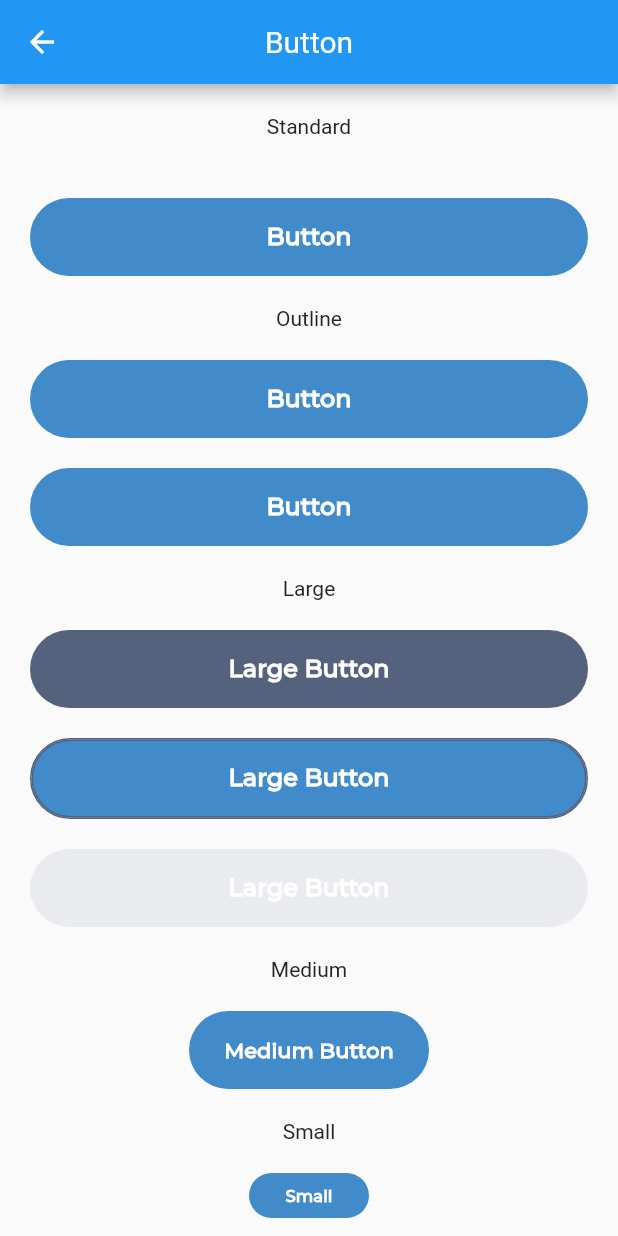
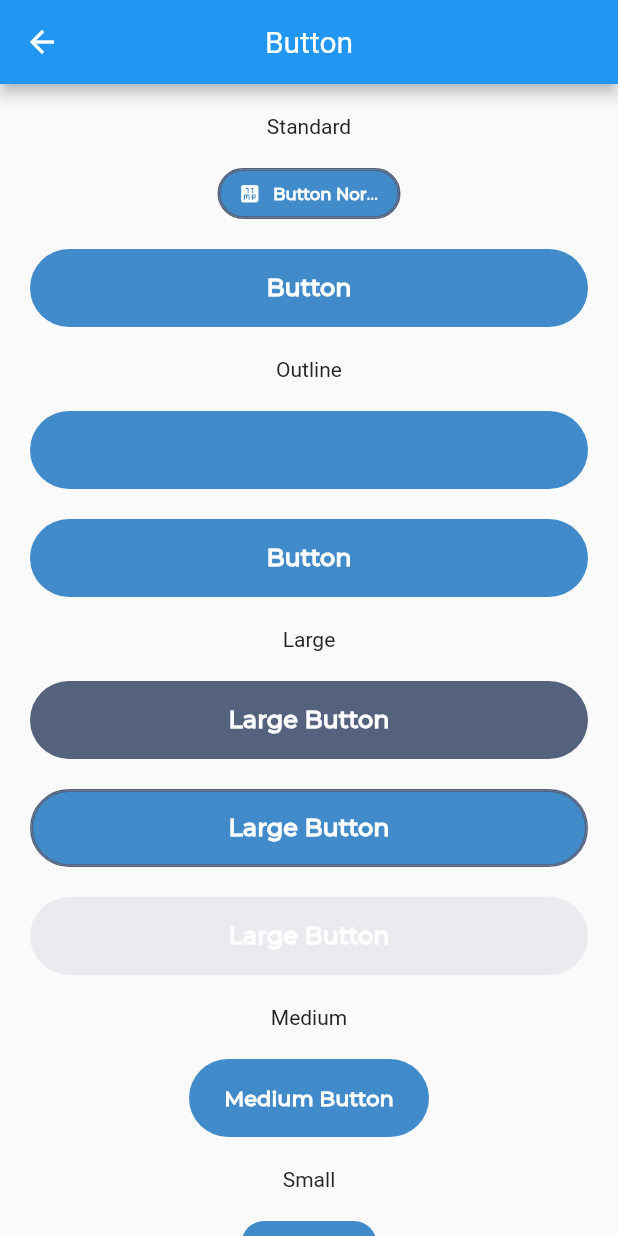
Before and after one commit to aajay-logiciel/ajayjp, a Flutter app: the ButtonClass screen opened directly, on a phone screen of 412 x 824 dp. Run offline on Flutter 3.47's test engine with Material 2 defaults, Android fonts, the phone set to English and light mode, and no system bars; our stand-ins replace get.

Commit message:
button new feedback update

```diff
--- a/lib/button_class.dart
+++ b/lib/button_class.dart
@@ -25,7 +25,12 @@ class ButtonClass extends StatelessWidget {
               children: [
                 const JPText(text: "Standard"),
                 space(),
-                //const JPButton(),
+                const JPButton(
+                  iconData: Icons.eleven_mp,
+                  text: 'Button Normal',
+                  size: JPSize.mediumWithIcon,
+                  borderColor: JPColorType.tertiary,
+                ),
                 space(),
                 const JPButton(
                   text: "Button",
@@ -35,8 +40,8 @@ class ButtonClass extends StatelessWidget {
                 const JPText(text: "Outline"),
                 space(),
                 const JPButton(
-                  text: "Button",
-                ),
+                    //text: "Button",
+                    ),
                 space(),
                 const JPButton(
                   text: "Button",
@@ -47,17 +52,17 @@ class ButtonClass extends StatelessWidget {
                 const JPButton(
                   text: "Large Button",
                   disabled: true,
-                  colorType: JPButtonColorType.tertiary,
+                  colorType: JPColorType.tertiary,
                 ),
                 space(),
                 const JPButton(
-                  borderColor: JPButtonColorType.tertiary,
+                  borderColor: JPColorType.tertiary,
                   text: "Large Button",
                 ),
                 space(),
                 const JPButton(
                   text: "Large Button",
-                  colorType: JPButtonColorType.lightGray,
+                  colorType: JPColorType.lightGray,
                 ),
                 space(),
                 const JPText(text: "Medium"),
@@ -105,10 +110,10 @@ class ButtonClass extends StatelessWidget {
                   iconColor: Colors.pink,
                 ),
                 const JPButton(
-                  borderColor: JPButtonColorType.tertiary,
+                  borderColor: JPColorType.tertiary,
                   text: "Large Button",
                   size: JPSize.small,
-                  colorType: JPButtonColorType.lightGray,
+                  colorType: JPColorType.lightGray,
                 ),
               ],
             ),
--- a/packages/jp_ui_kit/lib/Button/color_type.dart
+++ b/packages/jp_ui_kit/lib/Button/color_type.dart
@@ -1,4 +1,4 @@
-enum JPButtonColorType {
+enum JPColorType {
   primary,
   tertiary,
   lightGray,
--- a/packages/jp_ui_kit/lib/Button/index.dart
+++ b/packages/jp_ui_kit/lib/Button/index.dart
@@ -4,16 +4,14 @@ import 'package:jp_ui_kit/CommonFiles/icon_position.dart';
 import 'package:jp_ui_kit/CommonFiles/shape.dart';
 import 'package:jp_ui_kit/Text/fontweight.dart';
 import 'package:jp_ui_kit/jp_ui_kit.dart';
-
 import 'color_type.dart';
 import 'size.dart';
-import 'type.dart';
 import 'radius.dart';
 
 class JPButton extends StatefulWidget {
   const JPButton({
     this.disabled = false,
-    this.colorType = JPButtonColorType.primary,
+    this.colorType = JPColorType.primary,
     this.onPressed,
     this.iconColor = JPColor.white,
     this.iconData,
@@ -30,7 +28,7 @@ class JPButton extends StatefulWidget {
   }) : super(key: key);
 
   final bool disabled;
-  final JPButtonColorType colorType;
+  final JPColorType colorType;
   final VoidCallback? onPressed;
   final IconData? iconData;
   final Color? iconColor;
@@ -41,7 +39,7 @@ class JPButton extends StatefulWidget {
   final JPFontFamily fontFamily;
   final JPFontWeight fontWeight;
   final JPTextSize? textSize;
-  final JPButtonColorType? borderColor;
+  final JPColorType? borderColor;
   final double? iconSize;
 
   @override
@@ -57,7 +55,6 @@ class _JPButtonState extends State<JPButton> {
   JPShape? shape;
   String? text;
   JPTextSize? textSize;
-  JPButtonType? type;
   JPColor? textColor;
 
   @override
@@ -68,22 +65,6 @@ class _JPButtonState extends State<JPButton> {
     size = widget.size;
     textColor = widget.textColor;
     textSize = widget.textSize;
-
-    if (iconData != null && text == null) {
-      size = JPSize.smallIcon;
-    } else if (iconData != null && text != null) {
-      size = JPSize.mediumWithIcon;
-    }
-
-    if (iconData != null && text == null) {
-      size = JPSize.smallIcon;
-    } else if (iconData != null && text != null) {
-      size = JPSize.mediumWithIcon;
-    }
-
-    if (iconData != null && text == null) {
-      shape = JPShape.standard;
-    }
 
     super.initState();
   }
@@ -104,7 +85,7 @@ class _JPButtonState extends State<JPButton> {
   }
 
   Color getTextColor() {
-    if (widget.colorType == JPButtonColorType.lightGray) {
+    if (widget.colorType == JPColorType.lightGray) {
       return JPColor.tertiary;
     } else {
       return JPColor.white;
@@ -113,13 +94,13 @@ class _JPButtonState extends State<JPButton> {
 
   Color getButtonColor() {
     switch (widget.colorType) {
-      case JPButtonColorType.primary:
+      case JPColorType.primary:
         return JPColor.primary;
-      case JPButtonColorType.tertiary:
+      case JPColorType.tertiary:
         return JPColor.tertiary;
-      case JPButtonColorType.lightGray:
+      case JPColorType.lightGray:
         return JPColor.lightGray;
-      case JPButtonColorType.transparent:
+      case JPColorType.transparent:
         return JPColor.transparent;
       default:
         return JPColor.primary;
@@ -128,13 +109,13 @@ class _JPButtonState extends State<JPButton> {
 
   Color getBorderColor() {
     switch (widget.borderColor) {
-      case JPButtonColorType.primary:
+      case JPColorType.primary:
         return JPColor.primary;
-      case JPButtonColorType.tertiary:
+      case JPColorType.tertiary:
         return JPColor.tertiary;
-      case JPButtonColorType.lightGray:
+      case JPColorType.lightGray:
         return JPColor.lightGray;
-      case JPButtonColorType.transparent:
+      case JPColorType.transparent:
         return JPColor.transparent;
       default:
         return JPColor.primary;
@@ -220,11 +201,7 @@ class _JPButtonState extends State<JPButton> {
     }
 
     final result = Container(
-      constraints: iconData == null
-          ? const BoxConstraints(minWidth: 80)
-          : (text == null)
-              ? const BoxConstraints(minWidth: 30, minHeight: 30)
-              : const BoxConstraints(minWidth: 90, maxHeight: 52),
+      constraints: const BoxConstraints(minWidth: 90, maxHeight: 52),
       decoration: getBoxDecoration(),
       child: Material(
         shape: shapeBorderType,
@@ -276,6 +253,7 @@ class _JPButtonState extends State<JPButton> {
       fontWeight: widget.fontWeight,
       textColor: JPColor.white,
       textSize: getTextSize(),
+      overflow: TextOverflow.ellipsis,
     );
   }
 
@@ -288,7 +266,7 @@ class _JPButtonState extends State<JPButton> {
         children: [
           getIcon(),
           const SizedBox(width: 8),
-          getText(),
+          SizedBox(width: 71, child: getText()),
         ],
       );
     } else if (iconData != null &&
@@ -297,13 +275,15 @@ class _JPButtonState extends State<JPButton> {
       return Row(
         mainAxisSize: MainAxisSize.min,
         children: [
-          getText(),
+          SizedBox(width: 71, child: getText()),
           const SizedBox(width: 8),
           getIcon(),
         ],
       );
     } else if (iconData != null && text == null) {
       return getIcon();
+    } else if (text == null) {
+      return const SizedBox();
     } else {
       return getText();
     }
--- a/packages/jp_ui_kit/lib/Button/type.dart
+++ b/packages/jp_ui_kit/lib/Button/type.dart
@@ -1,4 +1,4 @@
-enum JPButtonType {
+enum JPType {
   solid,
   outline,
   transparent,
--- a/packages/jp_ui_kit/lib/Text/index.dart
+++ b/packages/jp_ui_kit/lib/Text/index.dart
@@ -12,6 +12,7 @@ class JPText extends StatelessWidget {
       this.fontFamily = JPFontFamily.roboto,
       this.fontWeight = JPFontWeight.regular,
       this.textColor = JPColor.black,
+        this.overflow = TextOverflow.ellipsis,
       Key? key})
       : super(key: key);
 
@@ -20,6 +21,7 @@ class JPText extends StatelessWidget {
   final JPFontFamily? fontFamily;
   final JPFontWeight? fontWeight;
   final Color? textColor;
+  final TextOverflow overflow;
 
   @override
   Widget build(BuildContext context) {
@@ -74,7 +76,7 @@ class JPText extends StatelessWidget {
         fontFamily: getFontFamily(),
         package: 'jp_ui_kit',
         fontWeight: getFontWeight(),
-        overflow: TextOverflow.ellipsis
+        overflow: overflow,
       ),
     );
   }
```
